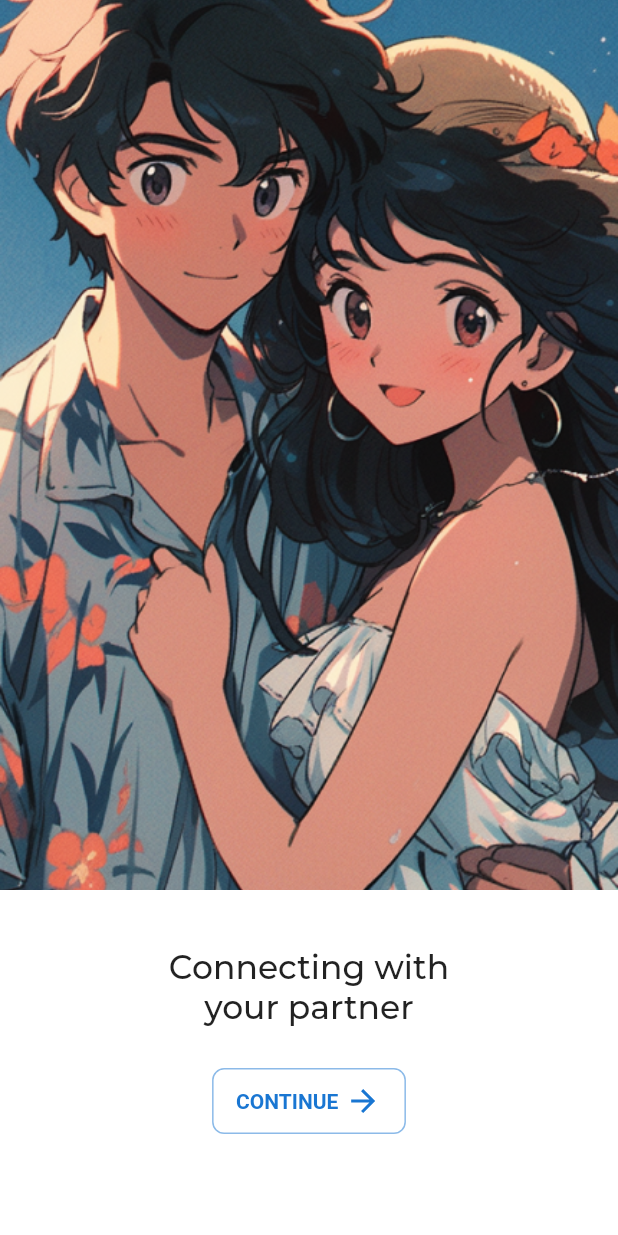
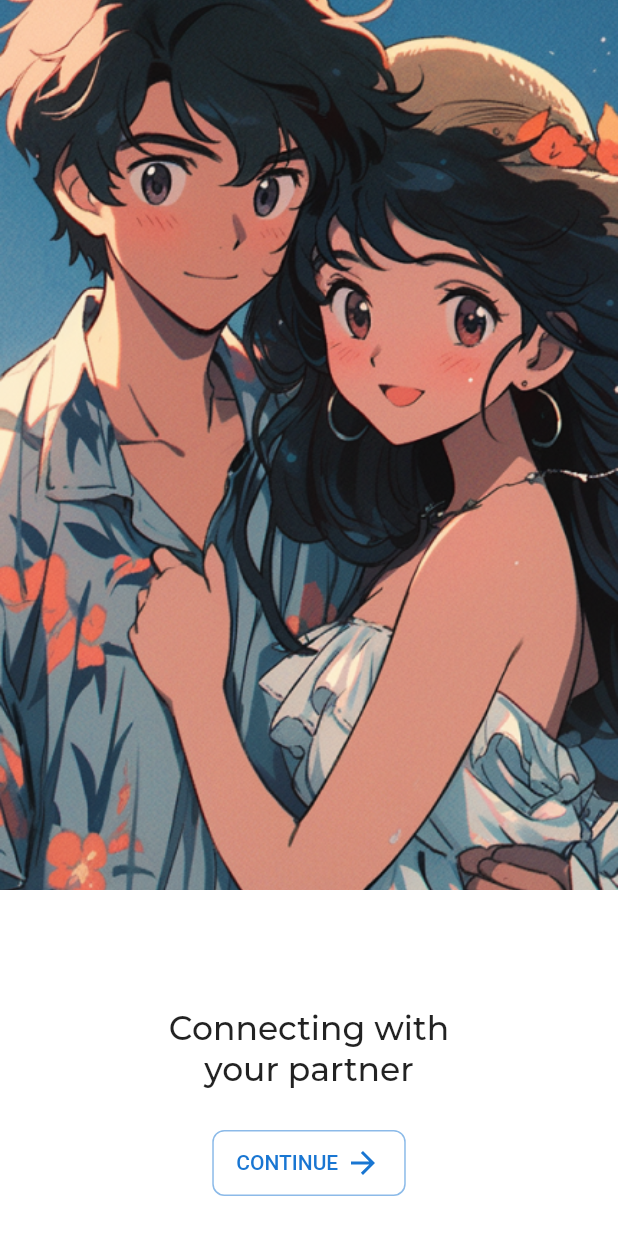
Before and after one commit to jadhavdurgesh/pillowtalk, a Flutter app: the Home screen opened directly, item 2 of the bottom bar chosen, scrolled down 576 dp, after a tap on the "arrow back" icon, on a phone screen of 412 x 824 dp. Run offline on Flutter 3.47's test engine with Material 2 defaults, Android fonts, the light colour scheme and no system bars; our stand-ins replace cloud_firestore, emoji_picker_flutter, firebase_auth, firebase_core, flutter_svg, get and 2 more; missing offline and left inert: flutter_gallery_3d; accounts and stored records are empty; statements that could not run were skipped; project files that could hold a hidden picture were left out.

Commit message:
Responsiveness

```diff
--- a/lib/components/custom_indicator.dart
+++ b/lib/components/custom_indicator.dart
@@ -2,6 +2,7 @@
 import 'package:flutter/material.dart';
 
 import 'package:pillowtalk/constants/colors.dart';
+import 'package:pillowtalk/main.dart';
 
 import 'indicator.dart';
 
@@ -21,6 +22,7 @@ class CustomIndicator extends StatefulWidget {
 class _CustomIndicatorState extends State<CustomIndicator> {
   @override
   Widget build(BuildContext context) {
+    mq = MediaQuery.of(context).size;
     return Container(
       height: 60,
       width: 280,
--- a/lib/components/drawer_widget.dart
+++ b/lib/components/drawer_widget.dart
@@ -23,7 +23,7 @@ Widget customDrawer() {
                 const Text("Follow us on socials",
                     style: TextStyle(
                         color: secondaryColor,
-                        fontSize: 18,
+                        fontSize: 16,
                         fontFamily: 'Montserrat',
                         fontWeight: FontWeight.w500)),
               ],
@@ -34,22 +34,22 @@ Widget customDrawer() {
               children: [
                 SvgPicture.asset(
                   "assets/icons/drawer/Facebook.svg",
-                  width: 36,
+                  width: 32,
                 ),
                 20.widthBox,
                 Image.asset(
                   "assets/Instagram.png",
-                  width: 36,
+                  width: 32,
                 ),
                 20.widthBox,
                 SvgPicture.asset(
                   "assets/icons/drawer/Twitter.svg",
-                  width: 36,
+                  width: 32,
                 ),
                 20.widthBox,
                 SvgPicture.asset(
                   "assets/icons/drawer/Snapchat.svg",
-                  width: 36,
+                  width: 32,
                 ),
               ],
             )
@@ -67,7 +67,7 @@ Widget customDrawer() {
                 "Manage Subscription",
                 style: TextStyle(
                     color: secondaryColor,
-                    fontSize: 20,
+                    fontSize: 16,
                     fontFamily: 'Montserrat',
                     fontWeight: FontWeight.w500),
               ),
@@ -80,7 +80,7 @@ Widget customDrawer() {
                 "Privacy Policy",
                 style: TextStyle(
                     color: secondaryColor,
-                    fontSize: 20,
+                    fontSize: 16,
                     fontFamily: 'Montserrat',
                     fontWeight: FontWeight.w500),
               ),
@@ -93,7 +93,7 @@ Widget customDrawer() {
                 "Term of use",
                 style: TextStyle(
                     color: secondaryColor,
-                    fontSize: 20,
+                    fontSize: 16,
                     fontFamily: 'Montserrat',
                     fontWeight: FontWeight.w500),
               ),
--- a/lib/components/outline_button.dart
+++ b/lib/components/outline_button.dart
@@ -24,7 +24,7 @@ Widget customOutlineButton(
             Text(
               title!,
               style: const TextStyle(
-                  color: secondaryColor, fontWeight: FontWeight.w600),
+                  color: secondaryColor, fontWeight: FontWeight.w500),
             ),
             SizedBox(
               width: widthbox,
--- a/lib/main.dart
+++ b/lib/main.dart
@@ -5,10 +5,13 @@ import 'package:get/get.dart';
 import 'package:pillowtalk/constants/colors.dart';
 import 'package:pillowtalk/views/splash_screen.dart';
 import 'firebase_options.dart';
+import 'views/home/home.dart';
 late Size mq;
 void main() async {
   WidgetsFlutterBinding.ensureInitialized();
-  SystemChrome.setEnabledSystemUIMode(SystemUiMode.immersiveSticky);
+  SystemChrome.setEnabledSystemUIMode(SystemUiMode.edgeToEdge);
+  SystemChrome.setSystemUIOverlayStyle(
+          const SystemUiOverlayStyle(statusBarColor: Colors.transparent));
   SystemChrome.setPreferredOrientations([DeviceOrientation.portraitUp, DeviceOrientation.portraitDown]).then((value) async {
   await Firebase.initializeApp(
     options: DefaultFirebaseOptions.currentPlatform,
--- a/lib/views/home/home.dart
+++ b/lib/views/home/home.dart
@@ -33,7 +33,9 @@ class _HomeState extends State<Home> {
   @override
   Widget build(BuildContext context) {
     mq = MediaQuery.of(context).size;
-    return Scaffold(
+    return SafeArea(
+      top: false,
+      child: Scaffold(
         appBar: AppBar(
           backgroundColor: backgroundColor,
           elevation: 0,
@@ -68,7 +70,7 @@ class _HomeState extends State<Home> {
         drawer: customDrawer(),
         body: PageStorage(bucket: _pageStorageBucket, child: currentScreen),
         bottomNavigationBar: Container(
-        height: 70,
+          height: 56,
           color: secondaryColor,
           padding: const EdgeInsets.symmetric(horizontal: 8),
           child: Row(
@@ -87,7 +89,7 @@ class _HomeState extends State<Home> {
                     4.heightBox,
                     const Text(
                       'Home',
-                    style: TextStyle(color: whiteColor),
+                      style: TextStyle(color: whiteColor, fontSize: 12),
                     )
                   ],
                 ),
@@ -111,7 +113,7 @@ class _HomeState extends State<Home> {
                       4.heightBox,
                       const Text(
                         'Discover',
-                      style: TextStyle(color: whiteColor),
+                        style: TextStyle(color: whiteColor, fontSize: 12),
                       )
                     ],
                   ),
@@ -133,11 +135,13 @@ class _HomeState extends State<Home> {
                   height: 60,
                   child: Column(
                     children: [
-                    SvgPicture.asset('assets/icons/message.svg'),
+                      SvgPicture.asset('assets/icons/message.svg',
+                      width: 22,
+                      ),
                       4.heightBox,
                       const Text(
                         'Message',
-                      style: TextStyle(color: whiteColor),
+                        style: TextStyle(color: whiteColor,fontSize: 12),
                       )
                     ],
                   ),
@@ -161,7 +165,7 @@ class _HomeState extends State<Home> {
                       4.heightBox,
                       const Text(
                         'Profile',
-                      style: TextStyle(color: whiteColor),
+                        style: TextStyle(color: whiteColor, fontSize: 12),
                       )
                     ],
                   ),
@@ -170,6 +174,7 @@ class _HomeState extends State<Home> {
             ],
           ),
         ),
+      ),
     );
   }
 }
--- a/lib/views/home/home_screen.dart
+++ b/lib/views/home/home_screen.dart
@@ -22,7 +22,6 @@ class HomeScreen extends StatefulWidget {
 class _HomeScreenState extends State<HomeScreen> with TickerProviderStateMixin {
   var isExpanded = false;
   int currentIndex = 0;
-  final Random random = Random();
 
   Widget buildGallery3D() {
     return Gallery3D(
@@ -41,11 +40,11 @@ class _HomeScreenState extends State<HomeScreen> with TickerProviderStateMixin {
             currentIndex = index;
           });
         },
-        // onClickItem: (index) {
-        //   setState(() {
-        //     currentIndex = index;
-        //   });
-        // },
+        onClickItem: (index) {
+          setState(() {
+            currentIndex = index;
+          });
+        },
         itemConfig: GalleryItemConfig(
           width: MediaQuery.of(context).size.width,
           height: MediaQuery.of(context).size.height,
@@ -93,31 +92,35 @@ class _HomeScreenState extends State<HomeScreen> with TickerProviderStateMixin {
         crossAxisAlignment: CrossAxisAlignment.start,
         mainAxisSize: MainAxisSize.min,
         children: [
-          const Padding(
-            padding: EdgeInsets.symmetric(horizontal: 16),
+          Padding(
+            padding: const EdgeInsets.symmetric(horizontal: 16),
             child: Text(
               "Welcome, John & Jane",
               style: TextStyle(
-                  fontSize: 20,
+                  fontSize: mq.width * 0.048,
                   fontFamily: 'Montserrat',
                   fontWeight: FontWeight.w500),
             ),
           ),
-          8.heightBox,
-          const Padding(
+          SizedBox(
+            height: mq.width * 0.02,
+          ),
+          Padding(
             padding: EdgeInsets.symmetric(horizontal: 16),
             child: Text(
               "Pick a card",
               style: TextStyle(
-                  fontSize: 18,
+                  fontSize: mq.width * 0.044,
                   color: greyColor,
                   fontFamily: 'Montserrat',
                   fontWeight: FontWeight.w500),
             ),
           ),
-          28.heightBox,
+          SizedBox(
+            height: mq.height * 0.02,
+          ),
           Container(
-            height: mq.height * 0.45,
+            height: mq.height * 0.42,
             // color: primaryColor,
             // padding: const EdgeInsets.symmetric(horizontal: ),
             alignment: Alignment.center,
@@ -133,41 +136,39 @@ class _HomeScreenState extends State<HomeScreen> with TickerProviderStateMixin {
                       // color: primaryColor,
                       width: mq.width,
                       padding: EdgeInsets.only(
-                          left: mq.width * 0.32, right: mq.width * 0.02),
+                          left: mq.width * 0.335, right: mq.width * 0.03),
                       child: buildGallery3D());
                 })),
           ),
-          16.heightBox,
-          // AnimatedOpacity(
-          //   opacity: 1,
-          //   duration: const Duration(milliseconds: 400),
-          //   child: Text(cardStringsList[currentIndex]),
-          // )
+          SizedBox(
+            height: mq.height * 0.01,
+          ),
           Padding(
             padding: const EdgeInsets.symmetric(horizontal: 12),
             child: Column(children: [
               Text(
                 cardStringsList[currentIndex],
-                style: const TextStyle(
-                    fontSize: 22,
+                style: TextStyle(
+                    fontSize: mq.width * 0.054,
                     fontFamily: 'Montserrat',
                     fontWeight: FontWeight.w500),
               ),
-              16.heightBox,
+              SizedBox(
+                height: mq.height * 0.02,
+              ),
               Container(
-                height: 80,
+                height: mq.height * 0.08,
                 // color: secondaryColor,
                 child: Text(descCardLlist[currentIndex],
-                    style: const TextStyle(
-                        fontSize: 16,
-                        fontFamily: 'Montserrat',
-                        fontWeight: FontWeight.w500)),
+                    style: TextStyle(
+                        fontSize: mq.width * 0.038,
+                        fontFamily: 'Univers',
+                        fontWeight: FontWeight.w300)),
               ),
-              8.heightBox,
               Column(
                 children: [
                   Container(
-                    height: mq.height * 0.1,
+                    height: mq.height * 0.11,
                     // color: primaryColor,
                     child: Row(
                       // mainAxisSize: MainAxisSize.min,
@@ -176,7 +177,11 @@ class _HomeScreenState extends State<HomeScreen> with TickerProviderStateMixin {
                       children: [
                         Container(
                             margin: const EdgeInsets.only(top: 20),
-                            child: const Text('Intimacy Level')),
+                            child: const Text(
+                              'Intimacy level',
+                              style: TextStyle(
+                                  color: greyColor, fontFamily: 'Montserrat'),
+                            )),
                         20.widthBox,
                         Expanded(
                             child: Column(
@@ -234,7 +239,10 @@ class _HomeScreenState extends State<HomeScreen> with TickerProviderStateMixin {
                   ),
                 ],
               ),
-              // SizedBox(height: mq.height*0.01,),
+              // Container(
+              //   color: primaryColor,
+              //   height: mq.height * 0.03,
+              // ),
             ]),
           ),
         ],
--- a/lib/views/home/message_screen.dart
+++ b/lib/views/home/message_screen.dart
@@ -6,6 +6,7 @@ import 'package:flutter/material.dart';
 import 'package:flutter_svg/flutter_svg.dart';
 import 'package:get/get.dart';
 import 'package:pillowtalk/components/message_card.dart';
+import 'package:velocity_x/velocity_x.dart';
 
 import '../../constants/colors.dart';
 import 'home.dart';
@@ -15,14 +16,19 @@ class MessageScreen extends StatelessWidget {
 
   @override
   Widget build(BuildContext context) {
-    return Scaffold(
+    return SafeArea(
+      top: false,
+      child: Scaffold(
         appBar: AppBar(
           leading: IconButton(
               onPressed: () {
                 Get.back(result: () => const Home());
               },
-                  icon: const Icon(Icons.arrow_back, color: darkColor, size: 28,)
-                  ),
+              icon: const Icon(
+                Icons.arrow_back,
+                color: darkColor,
+                size: 28,
+              )),
           backgroundColor: backgroundColor,
           elevation: 0,
         ),
@@ -50,6 +56,7 @@ class MessageScreen extends StatelessWidget {
         //     );
         //   },
         // )),
+      ),
     );
   }
 }
--- a/lib/views/onboarding/onboarding_screen.dart
+++ b/lib/views/onboarding/onboarding_screen.dart
@@ -55,6 +55,9 @@ class _OnboardingScreenState extends State<OnboardingScreen> {
         }
         return false;
       },
+      child: SafeArea(
+        top: false,
+        // maintainBottomViewPadding: true,
         child: Scaffold(
           body: Column(
             children: [
@@ -100,9 +103,10 @@ class _OnboardingScreenState extends State<OnboardingScreen> {
                 },
               ),
               SizedBox(
-              height: mq.height * 0.08,
+                height: mq.height * 0.03,
               )
             ],
+          ),
         ),
       ),
     );
```
Also changed, not shown: lib/components/enter_code_dialog.dart (+7 -5 lines), lib/views/onboarding/onbaording_four.dart (+16 -16 lines), lib/views/onboarding/onboarding_five.dart (+0 -7 lines), lib/views/splash_screen.dart (+8 -9 lines), pubspec.yaml (+8 -0 lines), assets/fonts/Univers/UniversBold.ttf (added), assets/fonts/Univers/UniversCnRg.ttf (added), assets/fonts/Univers/UniversRegular.ttf (added). Lines whose indentation alone changed are shown as unchanged.
